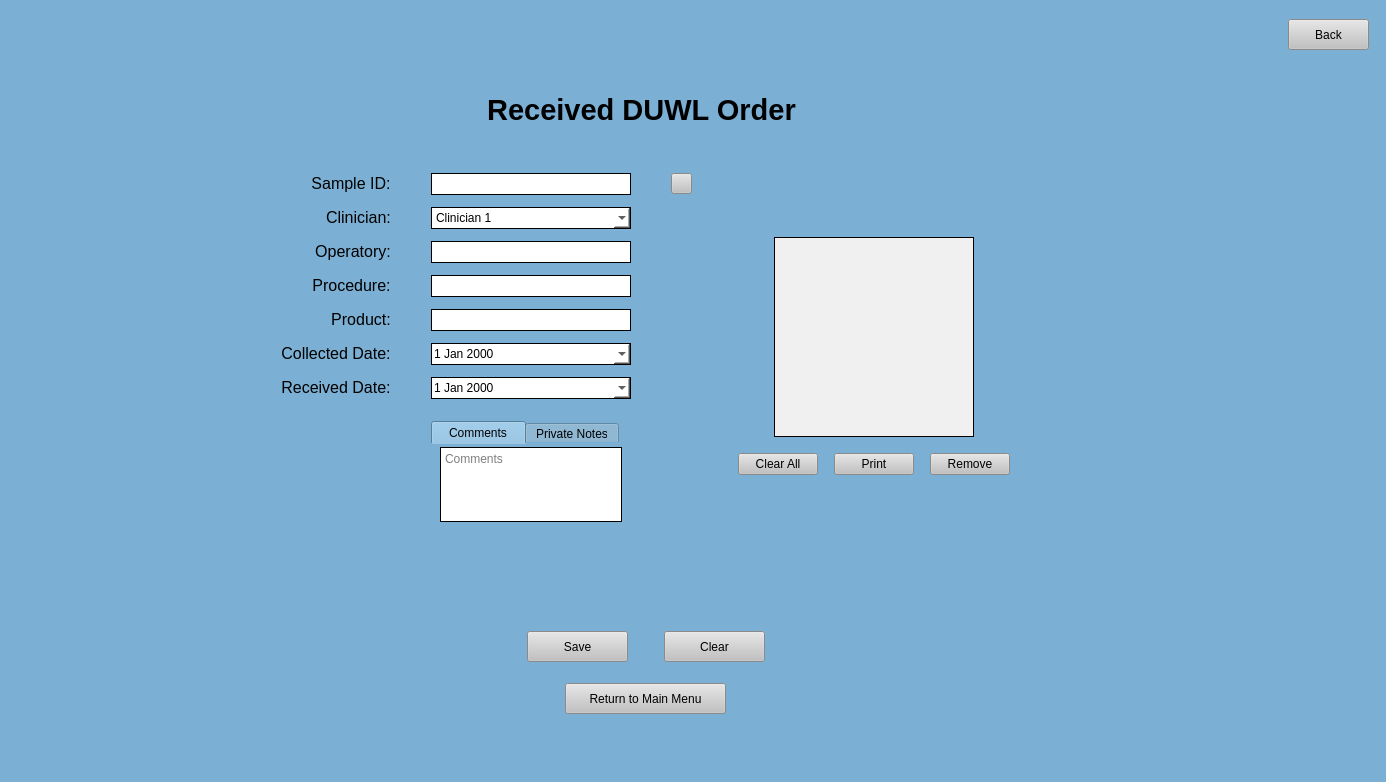
The window that UI Screens/COMBdb_DUWL_Receive_Form.ui (Kasmanian/COMBDb-oldgen) describes before a commit, drawn with Qt 5.
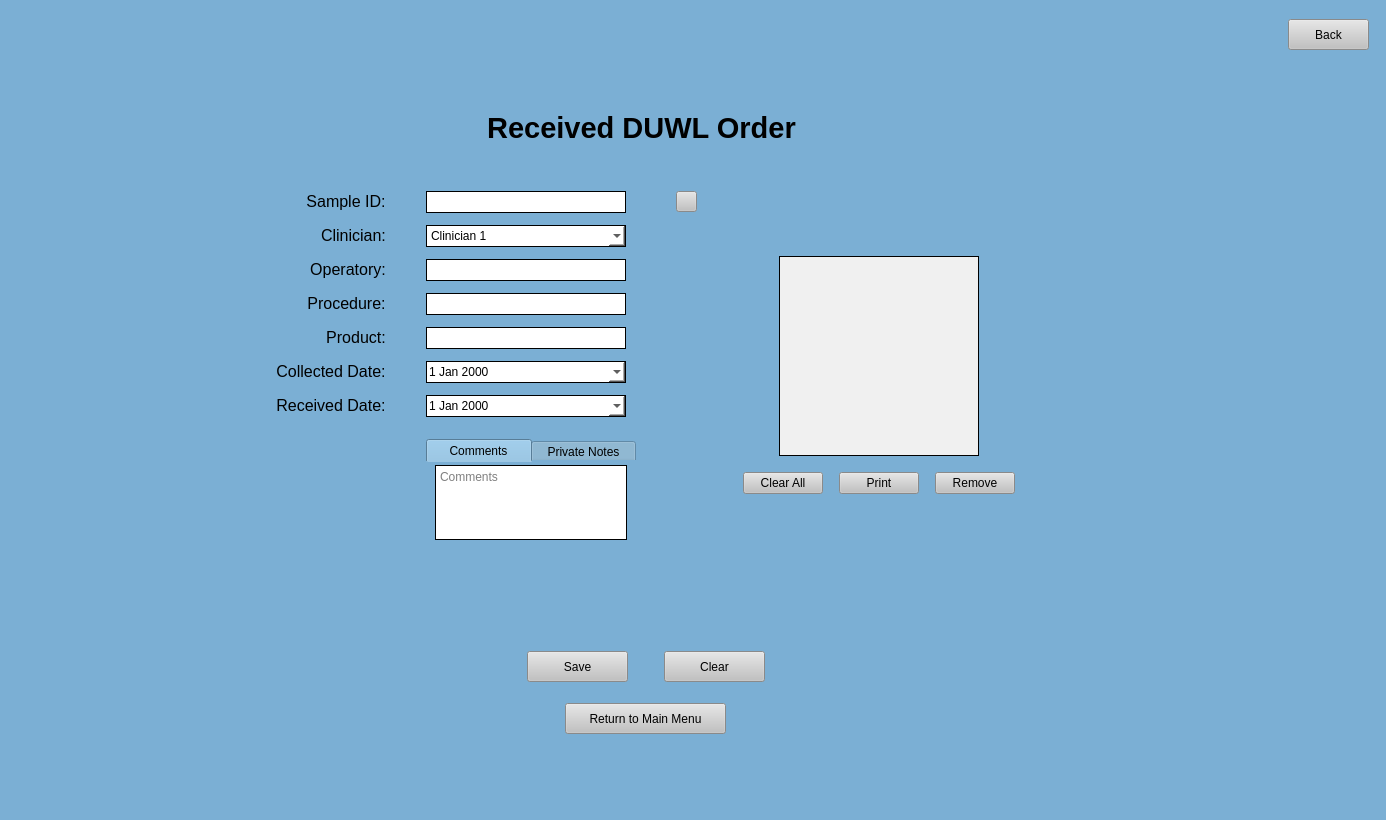
The same window after the commit.

What changed in the file:
```diff
--- a/UI Screens/COMBdb_DUWL_Receive_Form.ui
+++ b/UI Screens/COMBdb_DUWL_Receive_Form.ui
@@ -7,7 +7,7 @@
     <x>0</x>
     <y>0</y>
     <width>1386</width>
-    <height>782</height>
+    <height>820</height>
    </rect>
   </property>
   <property name="windowTitle">
@@ -595,7 +595,7 @@
               </property>
               <property name="maximumSize">
                <size>
-                <width>200</width>
+                <width>210</width>
                 <height>16777215</height>
                </size>
               </property>
@@ -609,7 +609,7 @@
 }
 QTabBar::tab {
 	height: 23px; 
-	width: 94px;
+	width: 105px;
 }</string>
               </property>
               <property name="currentIndex">
```
Left out of the diff: 2 changed lines with no effect on the pictures.
